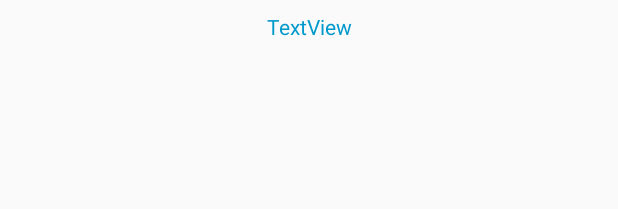
After one commit to Brian-Gilliatt/YOSC, an Android app: the layout activity_display_message.xml on its own in the app's theme, with its tools: preview values and no code run, on a phone screen of 412 x 824 dp. The commit adds this screen. Shown: the top 209 px of the screen. Run offline under Robolectric (Android 15) with nearby library versions, the phone set to English and light mode, and no system bars.

Commit message:
Added button and second activity

```diff
--- /dev/null
+++ b/app/src/main/res/layout/activity_display_message.xml
@@ -0,0 +1,21 @@
+<?xml version="1.0" encoding="utf-8"?>
+<android.support.constraint.ConstraintLayout xmlns:android="http://schemas.android.com/apk/res/android"
+    xmlns:app="http://schemas.android.com/apk/res-auto"
+    xmlns:tools="http://schemas.android.com/tools"
+    android:layout_width="match_parent"
+    android:layout_height="match_parent"
+    tools:context="uk.org.yosc.yosc.DisplayMessageActivity">
+
+    <TextView
+        android:id="@+id/textView"
+        android:layout_width="wrap_content"
+        android:layout_height="0dp"
+        android:layout_marginLeft="8dp"
+        android:layout_marginRight="8dp"
+        android:layout_marginTop="8dp"
+        android:text="TextView"
+        android:textColor="@android:color/holo_blue_dark"
+        app:layout_constraintLeft_toLeftOf="parent"
+        app:layout_constraintRight_toRightOf="parent"
+        app:layout_constraintTop_toTopOf="parent" />
+</android.support.constraint.ConstraintLayout>
--- a/app/src/main/res/layout/activity_main.xml
+++ b/app/src/main/res/layout/activity_main.xml
@@ -39,10 +39,11 @@
         android:id="@+id/button"
         android:layout_width="wrap_content"
         android:layout_height="wrap_content"
+        android:layout_marginLeft="16dp"
+        android:layout_marginRight="16dp"
+        android:onClick="sendMessage"
         android:text="@string/button_send"
         app:layout_constraintBaseline_toBaselineOf="@+id/editText"
-        android:layout_marginLeft="16dp"
-        android:layout_marginRight="16dp"
         app:layout_constraintLeft_toRightOf="@+id/editText"
         app:layout_constraintRight_toRightOf="parent" />
 
```
Also changed, not shown: app/src/main/AndroidManifest.xml (+7 -0 lines), app/src/main/java/uk/org/yosc/yosc/DisplayMessageActivity.java (added, +23 -0 lines), app/src/main/java/uk/org/yosc/yosc/MainActivity.java (+15 -1 lines).
